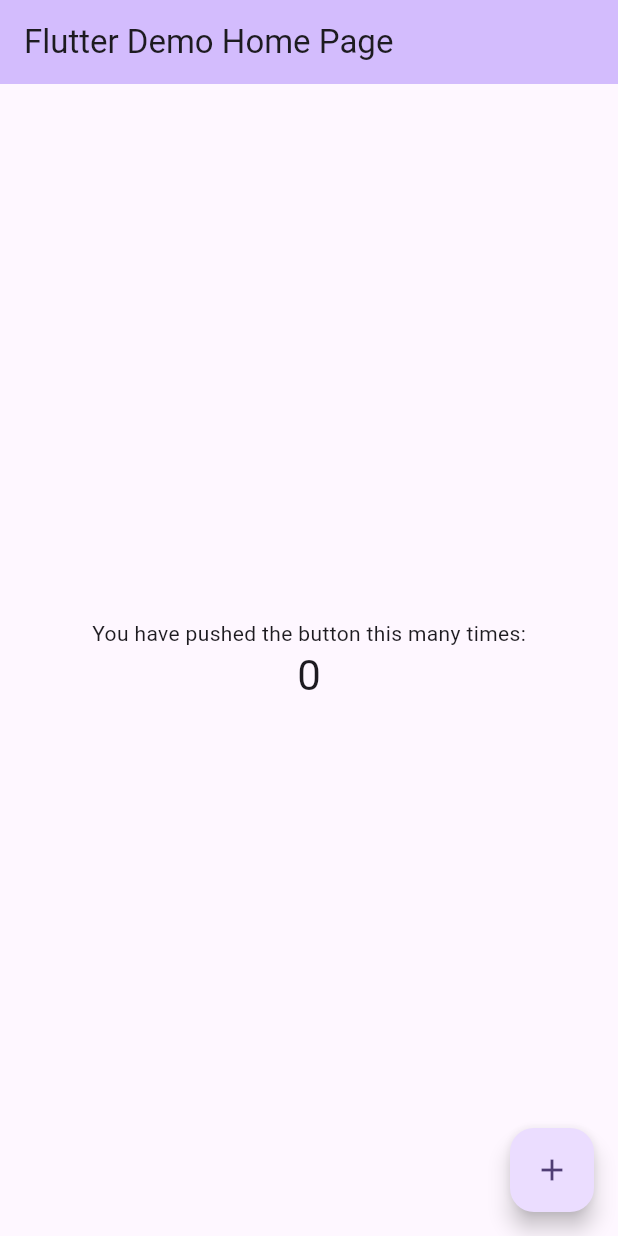
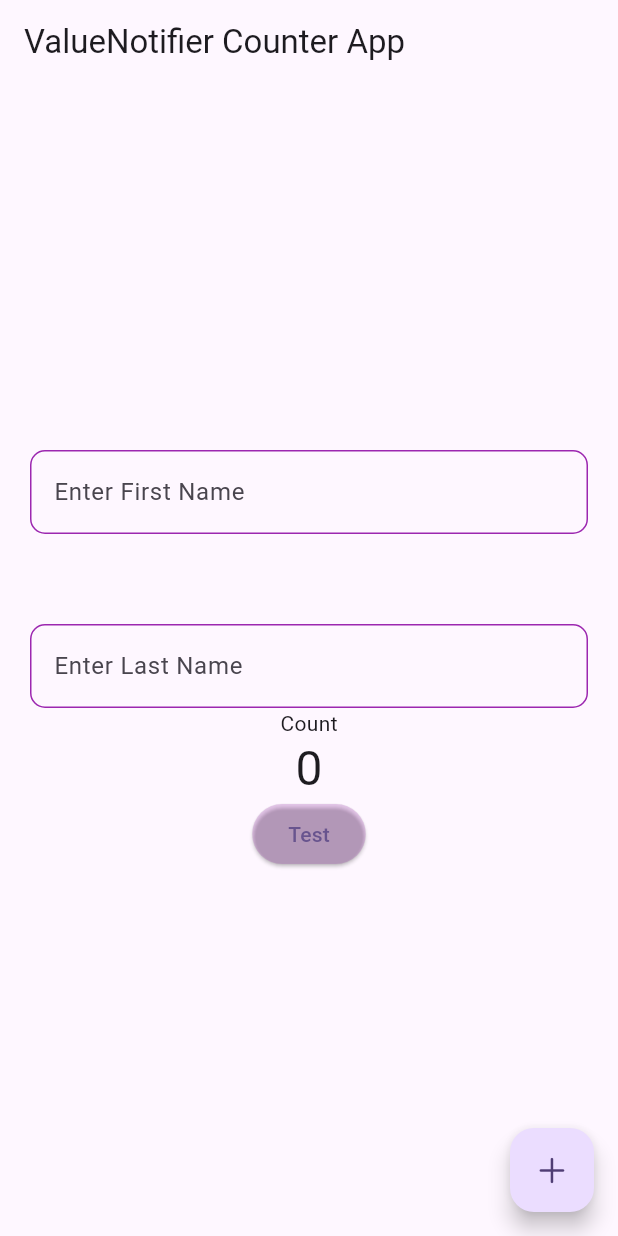
Before and after one commit to francisnatty/practice, a Flutter app: the screen it shows after launch, on a phone screen of 412 x 824 dp. Run offline on Flutter 3.47's test engine with Material 3 defaults, Android fonts, the phone set to English and light mode, and no system bars; our stand-ins replace go_router.

Commit message:
valueNotifier

```diff
--- a/lib/main.dart
+++ b/lib/main.dart
@@ -1,125 +1,67 @@
 import 'package:flutter/material.dart';
+import 'package:go_router/go_router.dart';
+import 'package:practice/value_notifiers/counterapp.dart';
 
 void main() {
   runApp(const MyApp());
 }
 
+final GoRouter _router = GoRouter(routes: [
+  GoRoute(path: "/", builder: (context, state) => const CounterApp()),
+  GoRoute(path: "/settings", builder: (context, state) => const SettingsPage())
+]);
+
 class MyApp extends StatelessWidget {
   const MyApp({super.key});
 
-  // This widget is the root of your application.
   @override
   Widget build(BuildContext context) {
-    return MaterialApp(
-      title: 'Flutter Demo',
+    return MaterialApp.router(
+      title: 'Go-router',
       theme: ThemeData(
-        // This is the theme of your application.
-        //
-        // TRY THIS: Try running your application with "flutter run". You'll see
-        // the application has a purple toolbar. Then, without quitting the app,
-        // try changing the seedColor in the colorScheme below to Colors.green
-        // and then invoke "hot reload" (save your changes or press the "hot
-        // reload" button in a Flutter-supported IDE, or press "r" if you used
-        // the command line to start the app).
-        //
-        // Notice that the counter didn't reset back to zero; the application
-        // state is not lost during the reload. To reset the state, use hot
-        // restart instead.
-        //
-        // This works for code too, not just values: Most code changes can be
-        // tested with just a hot reload.
         colorScheme: ColorScheme.fromSeed(seedColor: Colors.deepPurple),
         useMaterial3: true,
       ),
-      home: const MyHomePage(title: 'Flutter Demo Home Page'),
+      routerConfig: _router,
     );
   }
 }
 
-class MyHomePage extends StatefulWidget {
-  const MyHomePage({super.key, required this.title});
-
-  // This widget is the home page of your application. It is stateful, meaning
-  // that it has a State object (defined below) that contains fields that affect
-  // how it looks.
-
-  // This class is the configuration for the state. It holds the values (in this
-  // case the title) provided by the parent (in this case the App widget) and
-  // used by the build method of the State. Fields in a Widget subclass are
-  // always marked "final".
-
-  final String title;
+class Homepage extends StatefulWidget {
+  const Homepage({super.key});
 
   @override
-  State<MyHomePage> createState() => _MyHomePageState();
+  State<Homepage> createState() => _HomepageState();
 }
 
-class _MyHomePageState extends State<MyHomePage> {
-  int _counter = 0;
-
-  void _incrementCounter() {
-    setState(() {
-      // This call to setState tells the Flutter framework that something has
-      // changed in this State, which causes it to rerun the build method below
-      // so that the display can reflect the updated values. If we changed
-      // _counter without calling setState(), then the build method would not be
-      // called again, and so nothing would appear to happen.
-      _counter++;
-    });
-  }
-
+class _HomepageState extends State<Homepage> {
   @override
   Widget build(BuildContext context) {
-    // This method is rerun every time setState is called, for instance as done
-    // by the _incrementCounter method above.
-    //
-    // The Flutter framework has been optimized to make rerunning build methods
-    // fast, so that you can just rebuild anything that needs updating rather
-    // than having to individually change instances of widgets.
     return Scaffold(
       appBar: AppBar(
-        // TRY THIS: Try changing the color here to a specific color (to
-        // Colors.amber, perhaps?) and trigger a hot reload to see the AppBar
-        // change color while the other colors stay the same.
-        backgroundColor: Theme.of(context).colorScheme.inversePrimary,
-        // Here we take the value from the MyHomePage object that was created by
-        // the App.build method, and use it to set our appbar title.
-        title: Text(widget.title),
+        title: const Text('Practice App'),
       ),
-      body: Center(
-        // Center is a layout widget. It takes a single child and positions it
-        // in the middle of the parent.
-        child: Column(
-          // Column is also a layout widget. It takes a list of children and
-          // arranges them vertically. By default, it sizes itself to fit its
-          // children horizontally, and tries to be as tall as its parent.
-          //
-          // Column has various properties to control how it sizes itself and
-          // how it positions its children. Here we use mainAxisAlignment to
-          // center the children vertically; the main axis here is the vertical
-          // axis because Columns are vertical (the cross axis would be
-          // horizontal).
-          //
-          // TRY THIS: Invoke "debug painting" (choose the "Toggle Debug Paint"
-          // action in the IDE, or press "p" in the console), to see the
-          // wireframe for each widget.
-          mainAxisAlignment: MainAxisAlignment.center,
-          children: <Widget>[
-            const Text(
-              'You have pushed the button this many times:',
-            ),
-            Text(
-              '$_counter',
-              style: Theme.of(context).textTheme.headlineMedium,
-            ),
-          ],
-        ),
+      body: const Center(
+        child: Text('Natty'),
       ),
-      floatingActionButton: FloatingActionButton(
-        onPressed: _incrementCounter,
-        tooltip: 'Increment',
-        child: const Icon(Icons.add),
-      ), // This trailing comma makes auto-formatting nicer for build methods.
     );
   }
 }
+
+class SettingsPage extends StatefulWidget {
+  const SettingsPage({super.key});
+
+  @override
+  State<SettingsPage> createState() => _SettingsPageState();
+}
+
+class _SettingsPageState extends State<SettingsPage> {
+  @override
+  Widget build(BuildContext context) {
+    return const Scaffold(
+      body: Center(
+        child: Text('Settings Page'),
+      ),
+    );
+  }
+}
--- /dev/null
+++ b/lib/value_notifiers/counterapp.dart
@@ -0,0 +1,126 @@
+import 'package:flutter/cupertino.dart';
+import 'package:flutter/material.dart';
+
+class Counter {
+  final ValueNotifier<int> count = ValueNotifier<int>(0);
+
+  void incrementCount() {
+    count.value++;
+  }
+}
+
+class CounterApp extends StatefulWidget {
+  const CounterApp({super.key});
+
+  @override
+  State<CounterApp> createState() => _CounterAppState();
+}
+
+class _CounterAppState extends State<CounterApp> {
+  final Counter counter = Counter();
+  final TextEditingController _myController = TextEditingController();
+  final TextEditingController _myController2 = TextEditingController();
+
+  @override
+  void initState() {
+    super.initState();
+    //  _myController.text = '<Okpe Francis Nathaniel>';
+    _myController.addListener(() {
+      setState(() {});
+    });
+    _myController2.addListener(() {
+      setState(() {});
+    });
+  }
+
+  @override
+  void dispose() {
+    _myController.dispose();
+    super.dispose();
+  }
+
+  bool get allTextFieldNotEmpty =>
+      _myController.text.isNotEmpty && _myController2.text.isNotEmpty;
+
+  @override
+  Widget build(BuildContext context) {
+    return Scaffold(
+      appBar: AppBar(
+        title: const Text('ValueNotifier Counter App'),
+      ),
+      body: Padding(
+        padding: const EdgeInsets.all(20.0),
+        child: Center(
+          child: Column(
+            mainAxisAlignment: MainAxisAlignment.center,
+            children: <Widget>[
+              TextFormField(
+                controller: _myController,
+                decoration: InputDecoration(
+                  fillColor: Colors.grey.withOpacity(0.2),
+                  hintText: 'Enter First Name',
+                  border: InputBorder.none,
+                  focusedBorder: OutlineInputBorder(
+                    borderRadius: BorderRadius.circular(10),
+                    borderSide:
+                        const BorderSide(color: Colors.purple, width: 1.0),
+                  ),
+                  enabledBorder: OutlineInputBorder(
+                    borderRadius: BorderRadius.circular(10),
+                    borderSide:
+                        const BorderSide(color: Colors.purple, width: 1.0),
+                  ),
+                ),
+              ),
+              const SizedBox(
+                height: 60,
+              ),
+              TextFormField(
+                controller: _myController2,
+                decoration: InputDecoration(
+                  fillColor: Colors.grey.withOpacity(0.2),
+                  hintText: 'Enter Last Name',
+                  border: InputBorder.none,
+                  focusedBorder: OutlineInputBorder(
+                    borderRadius: BorderRadius.circular(10),
+                    borderSide:
+                        const BorderSide(color: Colors.purple, width: 1.0),
+                  ),
+                  enabledBorder: OutlineInputBorder(
+                    borderRadius: BorderRadius.circular(10),
+                    borderSide:
+                        const BorderSide(color: Colors.purple, width: 1.0),
+                  ),
+                ),
+              ),
+              const Text('Count'),
+              ValueListenableBuilder<int>(
+                  valueListenable: counter.count,
+                  builder: (BuildContext context, int value, child) {
+                    return Text(
+                      '$value',
+                      style: Theme.of(context).textTheme.headlineLarge,
+                    );
+                  }),
+              ElevatedButton(
+                  style: ElevatedButton.styleFrom(
+                    backgroundColor: (allTextFieldNotEmpty)
+                        ? Colors.purple
+                        : Colors.purple.withOpacity(0.2),
+                  ),
+                  onPressed: () {},
+                  child: const Text('Test'))
+            ],
+          ),
+        ),
+      ),
+      floatingActionButton: FloatingActionButton(
+        onPressed: () {
+          counter.incrementCount();
+        },
+        tooltip: 'Increment',
+        child: const Icon(CupertinoIcons.add),
+      ),
+    );
+  }
+}
--- a/pubspec.yaml
+++ b/pubspec.yaml
@@ -35,6 +35,9 @@ dependencies:
   # The following adds the Cupertino Icons font to your application.
   # Use with the CupertinoIcons class for iOS style icons.
   cupertino_icons: ^1.0.6
+  go_router: ^13.2.2
+  flutter_bloc: ^8.1.5
+  bloc: ^8.1.4
 
 dev_dependencies:
   flutter_test:
```
Also changed, not shown: pubspec.lock.
